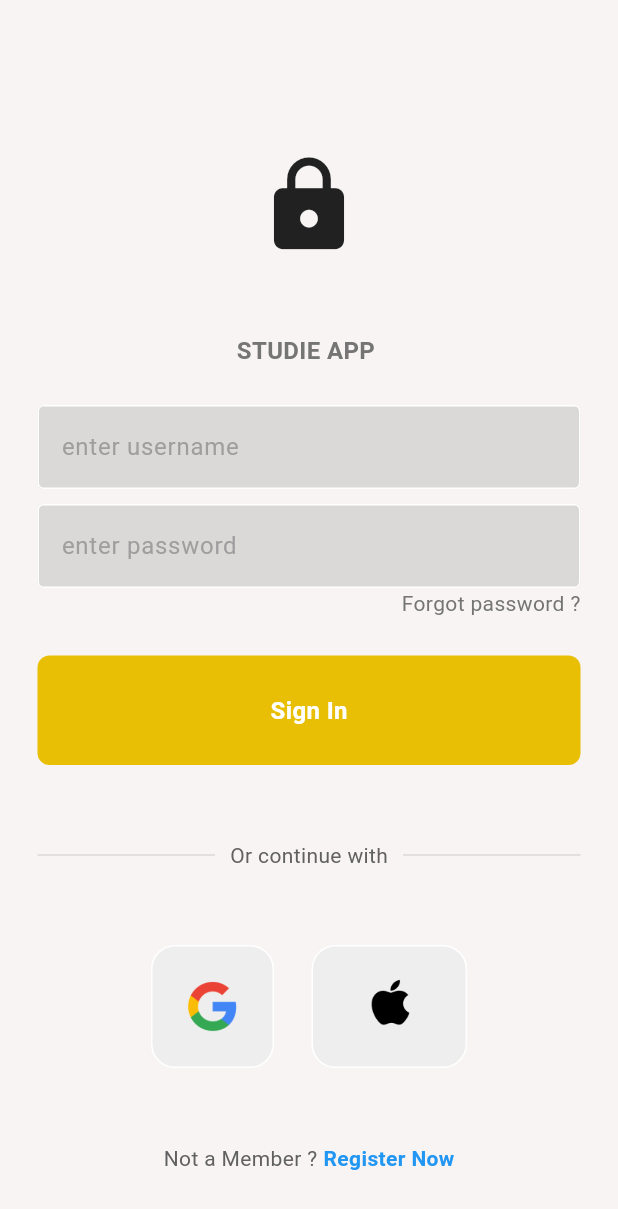
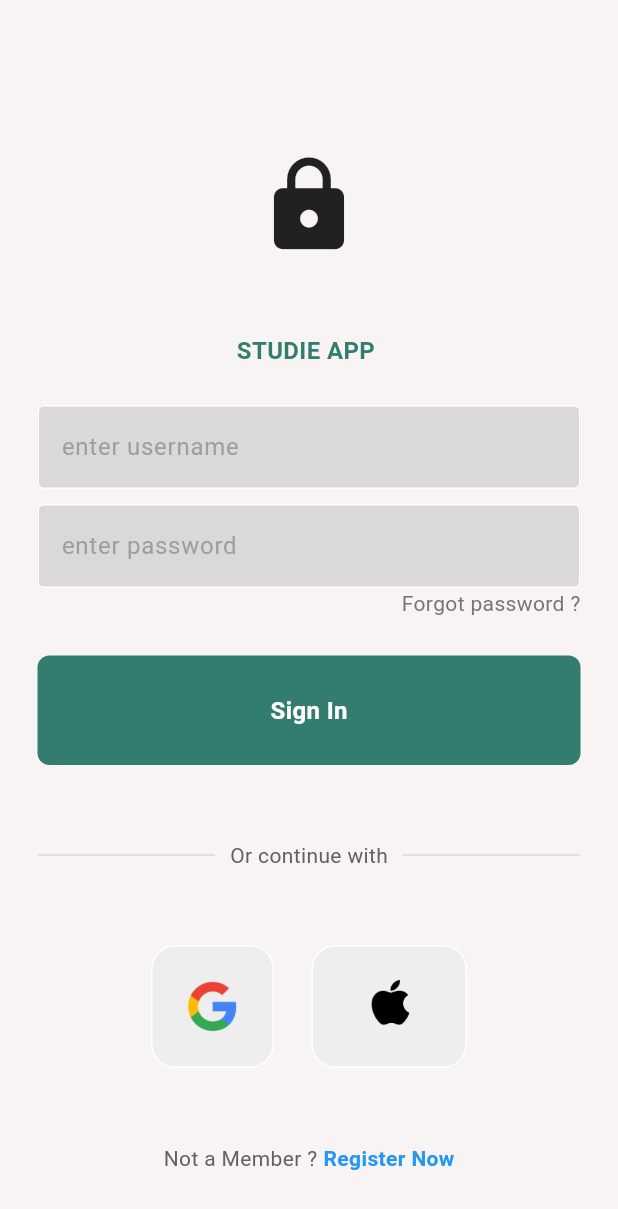
Before and after one commit to bsc-inf-18-20/STUDIEQUILL, a Flutter app: the screen it shows after launch, on a phone screen of 412 x 824 dp. Shown: the top 1209 px of the screen. Run offline on Flutter 3.47's test engine with Material 3 defaults, Android fonts, the phone set to English and light mode, and no system bars.

Commit message:
changinging the lay out

```diff
--- a/lib/components/my_button.dart
+++ b/lib/components/my_button.dart
@@ -13,7 +13,7 @@ class MyButton extends StatelessWidget {
         padding: const EdgeInsets.all(25),
         margin: const EdgeInsets.symmetric(horizontal: 25),
         decoration: BoxDecoration(
-          color: const Color.fromARGB(255, 233, 191, 5),
+          color: const Color.fromARGB(255, 51, 124, 112),
           borderRadius: BorderRadius.circular(8),
         ),
         child: const Center(
--- a/lib/pages/LoginPage.dart
+++ b/lib/pages/LoginPage.dart
@@ -31,10 +31,10 @@ class LoginPage extends StatelessWidget {
                 const SizedBox(height: 50),
 
                 //wellcom
-                Text(
+                const Text(
                   'STUDIE APP ',
                   style: TextStyle(
-                    color: Colors.grey[600],
+                    color: Color.fromARGB(255, 51, 124, 112),
                     fontWeight: FontWeight.bold,
                     fontSize: 16,
                   ),
--- a/lib/pages/Sign_Up.dart
+++ b/lib/pages/Sign_Up.dart
@@ -28,10 +28,10 @@ class SignUp extends StatelessWidget {
                 // ),
                 // const SizedBox(height: 120),
 
-                Text(
+                const Text(
                   'SIGN UP FOR STUDIE APP ',
                   style: TextStyle(
-                    color: Colors.grey[600],
+                    color: Color.fromARGB(255, 51, 124, 112),
                     fontWeight: FontWeight.bold,
                     fontSize: 16,
                   ),
```
Also changed, not shown: 1 other file.
